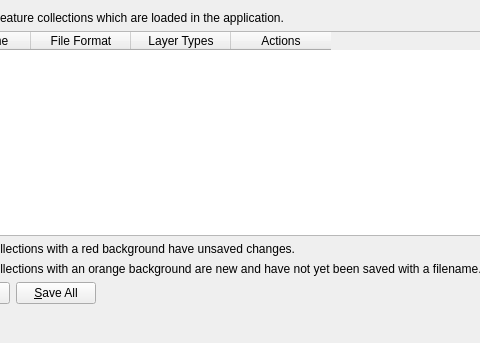
Qt form src/qt-widgets/ManageFeatureCollectionsDialogUi.ui (GPlates/GPlates) before a commit; both pictures show x 81 to 561 and y 0 to 343 of the 712 by 343 pixel window.
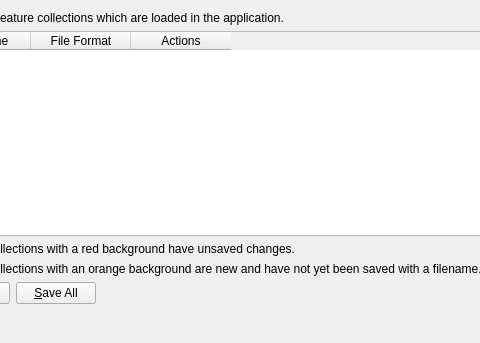
The same form after that commit. Icons and pictures are not drawn.

Commit message: (trunk) Removed file activation/deactivation from !ManageFeatureCollectionsDialog - see ticket:273. Also automatically hook up a plate polygon layer to a velocity layer if the plate polygon file is loaded after the mesh nodes (velocity) file.

What changed in the file:
```diff
--- a/src/qt-widgets/ManageFeatureCollectionsDialogUi.ui
+++ b/src/qt-widgets/ManageFeatureCollectionsDialogUi.ui
@@ -57,11 +57,6 @@
        <string>File Format</string>
       </property>
      </column>
-     <column>
-      <property name="text" >
-       <string>Layer Types</string>
-      </property>
-     </column>
      <column>
       <property name="text" >
        <string>Actions</string>
```
The commit also changes 31 other files.
